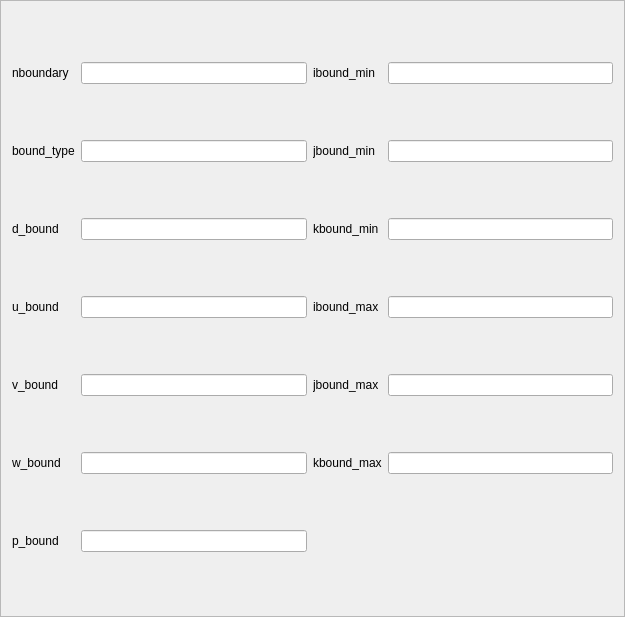
ansingh16/gui_ramses, file something.ui: the form before one commit.
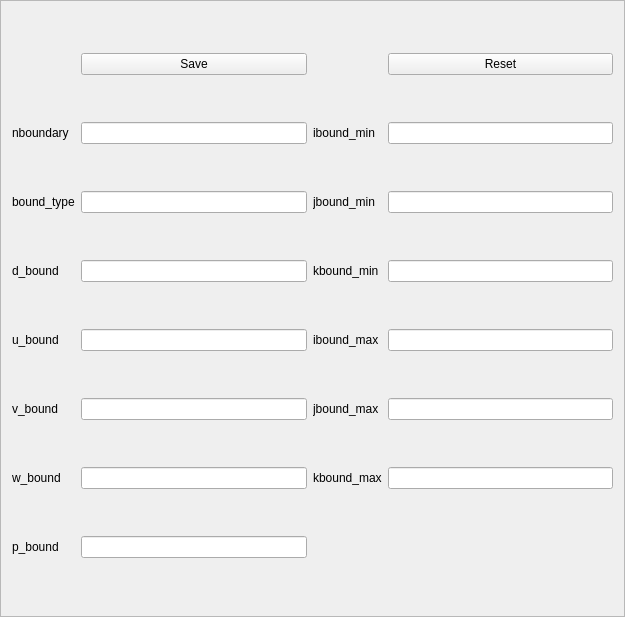
The form after the commit.

Commit message: added save and reset button

The edit to the form file:
```diff
--- a/something.ui
+++ b/something.ui
@@ -20,7 +20,42 @@
    <enum>QFrame::Raised</enum>
   </property>
   <layout class="QGridLayout" name="gridLayout">
-   <item row="0" column="0">
+   <item row="4" column="1">
+    <widget class="QLineEdit" name="editu_bound">
+     <property name="statusTip">
+      <string>edit u_bound</string>
+     </property>
+    </widget>
+   </item>
+   <item row="4" column="2">
+    <widget class="QLabel" name="ibound_max">
+     <property name="text">
+      <string>ibound_max</string>
+     </property>
+    </widget>
+   </item>
+   <item row="6" column="0">
+    <widget class="QLabel" name="w_bound">
+     <property name="text">
+      <string>w_bound</string>
+     </property>
+    </widget>
+   </item>
+   <item row="6" column="1">
+    <widget class="QLineEdit" name="editw_bound">
+     <property name="statusTip">
+      <string>edit w_bound</string>
+     </property>
+    </widget>
+   </item>
+   <item row="1" column="3">
+    <widget class="QLineEdit" name="editibound_min">
+     <property name="statusTip">
+      <string>edit ibound_min</string>
+     </property>
+    </widget>
+   </item>
+   <item row="1" column="0">
     <widget class="QLabel" name="nboundary">
      <property name="statusTip">
       <string/>
@@ -30,181 +65,169 @@
      </property>
     </widget>
    </item>
-   <item row="0" column="1">
+   <item row="1" column="1">
     <widget class="QLineEdit" name="editnboundary">
      <property name="statusTip">
       <string>edit nboundary</string>
      </property>
     </widget>
    </item>
-   <item row="0" column="2">
+   <item row="3" column="2">
+    <widget class="QLabel" name="kbound_min">
+     <property name="text">
+      <string>kbound_min</string>
+     </property>
+    </widget>
+   </item>
+   <item row="3" column="3">
+    <widget class="QLineEdit" name="editkbound_min">
+     <property name="statusTip">
+      <string>edit kbound_min</string>
+     </property>
+    </widget>
+   </item>
+   <item row="2" column="1">
+    <widget class="QLineEdit" name="editbound_type">
+     <property name="statusTip">
+      <string>edit bound_type</string>
+     </property>
+    </widget>
+   </item>
+   <item row="4" column="0">
+    <widget class="QLabel" name="u_bound">
+     <property name="text">
+      <string>u_bound</string>
+     </property>
+    </widget>
+   </item>
+   <item row="3" column="1">
+    <widget class="QLineEdit" name="editd_bound">
+     <property name="statusTip">
+      <string>edit d_bound</string>
+     </property>
+    </widget>
+   </item>
+   <item row="7" column="0">
+    <widget class="QLabel" name="p_bound">
+     <property name="text">
+      <string>p_bound</string>
+     </property>
+    </widget>
+   </item>
+   <item row="7" column="1">
+    <widget class="QLineEdit" name="editp_bound">
+     <property name="statusTip">
+      <string>edit p_bound</string>
+     </property>
+    </widget>
+   </item>
+   <item row="1" column="2">
     <widget class="QLabel" name="ibound_min">
      <property name="text">
       <string>ibound_min</string>
      </property>
     </widget>
    </item>
-   <item row="0" column="3">
-    <widget class="QLineEdit" name="editibound_min">
-     <property name="statusTip">
-      <string>edit ibound_min</string>
-     </property>
-    </widget>
-   </item>
-   <item row="1" column="0">
+   <item row="2" column="0">
     <widget class="QLabel" name="bound_type">
      <property name="text">
       <string>bound_type</string>
      </property>
     </widget>
    </item>
-   <item row="1" column="1">
-    <widget class="QLineEdit" name="editbound_type">
-     <property name="statusTip">
-      <string>edit bound_type</string>
-     </property>
-    </widget>
-   </item>
-   <item row="1" column="2">
+   <item row="2" column="2">
     <widget class="QLabel" name="jbound_min">
      <property name="text">
       <string>jbound_min</string>
      </property>
     </widget>
    </item>
-   <item row="1" column="3">
+   <item row="2" column="3">
     <widget class="QLineEdit" name="editjbound_min">
      <property name="statusTip">
       <string>edit jbound_min</string>
      </property>
     </widget>
    </item>
-   <item row="2" column="0">
-    <widget class="QLabel" name="d_bound">
-     <property name="statusTip">
-      <string/>
-     </property>
-     <property name="text">
-      <string>d_bound</string>
-     </property>
-    </widget>
-   </item>
-   <item row="2" column="1">
-    <widget class="QLineEdit" name="editd_bound">
-     <property name="statusTip">
-      <string>edit d_bound</string>
-     </property>
-    </widget>
-   </item>
-   <item row="2" column="2">
-    <widget class="QLabel" name="kbound_min">
-     <property name="text">
-      <string>kbound_min</string>
-     </property>
-    </widget>
-   </item>
-   <item row="2" column="3">
-    <widget class="QLineEdit" name="editkbound_min">
-     <property name="statusTip">
-      <string>edit kbound_min</string>
-     </property>
-    </widget>
-   </item>
-   <item row="3" column="0">
-    <widget class="QLabel" name="u_bound">
-     <property name="text">
-      <string>u_bound</string>
-     </property>
-    </widget>
-   </item>
-   <item row="3" column="1">
-    <widget class="QLineEdit" name="editu_bound">
-     <property name="statusTip">
-      <string>edit u_bound</string>
-     </property>
-    </widget>
-   </item>
-   <item row="3" column="2">
-    <widget class="QLabel" name="ibound_max">
-     <property name="text">
-      <string>ibound_max</string>
-     </property>
-    </widget>
-   </item>
-   <item row="3" column="3">
-    <widget class="QLineEdit" name="editibound_max">
-     <property name="statusTip">
-      <string>edit ibound_max</string>
-     </property>
-    </widget>
-   </item>
-   <item row="4" column="0">
-    <widget class="QLabel" name="v_bound">
-     <property name="text">
-      <string>v_bound</string>
-     </property>
-    </widget>
-   </item>
-   <item row="4" column="1">
-    <widget class="QLineEdit" name="editv_bound">
-     <property name="statusTip">
-      <string>edit v_bound</string>
-     </property>
-    </widget>
-   </item>
-   <item row="4" column="2">
+   <item row="5" column="2">
     <widget class="QLabel" name="jbound_max">
      <property name="text">
       <string>jbound_max</string>
      </property>
     </widget>
    </item>
-   <item row="4" column="3">
+   <item row="5" column="3">
     <widget class="QLineEdit" name="editjbound_max">
      <property name="statusTip">
       <string>edit jbound_max</string>
      </property>
     </widget>
    </item>
-   <item row="5" column="0">
-    <widget class="QLabel" name="w_bound">
-     <property name="text">
-      <string>w_bound</string>
-     </property>
-    </widget>
-   </item>
-   <item row="5" column="1">
-    <widget class="QLineEdit" name="editw_bound">
+   <item row="3" column="0">
+    <widget class="QLabel" name="d_bound">
      <property name="statusTip">
-      <string>edit w_bound</string>
+      <string/>
+     </property>
+     <property name="text">
+      <string>d_bound</string>
      </property>
     </widget>
    </item>
-   <item row="5" column="2">
+   <item row="6" column="2">
     <widget class="QLabel" name="kbound_max">
      <property name="text">
       <string>kbound_max</string>
      </property>
     </widget>
    </item>
-   <item row="5" column="3">
+   <item row="6" column="3">
     <widget class="QLineEdit" name="editkbound_max">
      <property name="statusTip">
       <string>edit kbound_max</string>
      </property>
     </widget>
    </item>
-   <item row="6" column="0">
-    <widget class="QLabel" name="p_bound">
+   <item row="5" column="0">
+    <widget class="QLabel" name="v_bound">
      <property name="text">
-      <string>p_bound</string>
+      <string>v_bound</string>
      </property>
     </widget>
    </item>
-   <item row="6" column="1">
-    <widget class="QLineEdit" name="editp_bound">
+   <item row="5" column="1">
+    <widget class="QLineEdit" name="editv_bound">
      <property name="statusTip">
-      <string>edit p_bound</string>
+      <string>edit v_bound</string>
+     </property>
+    </widget>
+   </item>
+   <item row="4" column="3">
+    <widget class="QLineEdit" name="editibound_max">
+     <property name="statusTip">
+      <string>edit ibound_max</string>
+     </property>
+    </widget>
+   </item>
+   <item row="0" column="1">
+    <widget class="QPushButton" name="Save">
+     <property name="statusTip">
+      <string>Save the variables</string>
+     </property>
+     <property name="text">
+      <string>Save</string>
+     </property>
+     <property name="shortcut">
+      <string>Ctrl+S</string>
+     </property>
+    </widget>
+   </item>
+   <item row="0" column="3">
+    <widget class="QPushButton" name="Reset">
+     <property name="text">
+      <string>Reset</string>
+     </property>
+     <property name="shortcut">
+      <string>Ctrl+R</string>
      </property>
     </widget>
    </item>
```
The commit also changes 9 other files.
